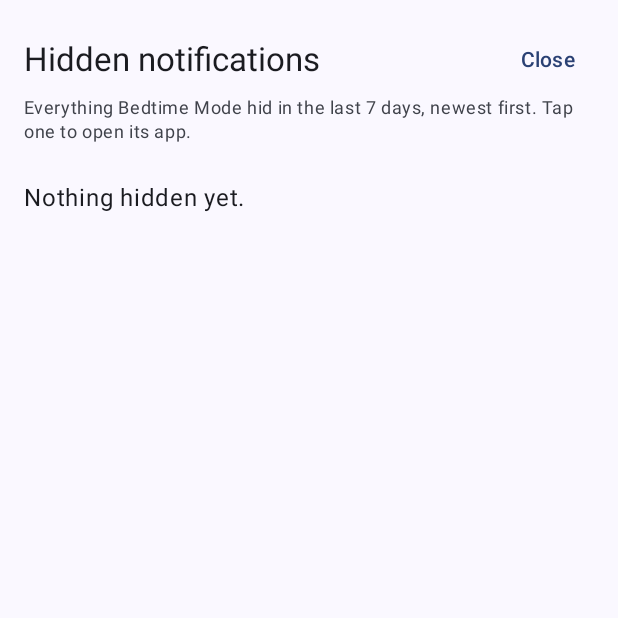
After one commit to IvanTymoshenko/bedtime-mode-reworked, an Android app built with Jetpack Compose: the composable HeldLogDialog shown on its own in the app's theme, on a phone screen of 412 x 824 dp, the top half of it. The commit adds this screen. Run offline under Robolectric (Android 15) with nearby library versions, the phone set to English and light mode, and no system bars.

Commit message:
Add hidden-notification log, system-notification option, robust release
- Keep an on-device log of every hidden notification (7 days) viewable in-app
- Option to hide or show system notifications; releases them if turned off mid-session
- Track unreturned keys across sessions so turning off always releases everything
- Changing the schedule clears any manual on/off override

```diff
--- a/app/src/main/java/app/bedtimemode/Bedtime.kt
+++ b/app/src/main/java/app/bedtimemode/Bedtime.kt
@@ -113,7 +113,6 @@ object Bedtime {
             if (!p.appliedActive) {
                 p.sessionStartedAt = now
                 p.heldKeys = emptySet()
-                p.pendingReturnKeys = emptySet()
                 p.appliedActive = true
             }
             p.sessionEndsAt = st.endsAt ?: 0L
--- a/app/src/main/java/app/bedtimemode/History.kt
+++ b/app/src/main/java/app/bedtimemode/History.kt
@@ -57,7 +57,8 @@ object History {
         val keys = p.heldKeys
         val record = SessionRecord(p.sessionStartedAt, now, keys.size, 0, appCounts(keys))
         write(p, listOf(record) + read(p))
-        p.pendingReturnKeys = keys
+        // Keep anything from earlier sessions that hasn't come back yet, so it's released too.
+        p.pendingReturnKeys = (p.pendingReturnKeys + keys).take(500).toSet()
         p.heldKeys = emptySet()
     }
 
--- a/app/src/main/java/app/bedtimemode/Prefs.kt
+++ b/app/src/main/java/app/bedtimemode/Prefs.kt
@@ -46,6 +46,11 @@ class Prefs(context: Context) {
     var hideExisting: Boolean
         get() = sp.getBoolean("hide_existing", true)
         set(v) = sp.edit { putBoolean("hide_existing", v) }
+
+    /** Also hide notifications from Android itself and background system services. */
+    var hideSystem: Boolean
+        get() = sp.getBoolean("hide_system", true)
+        set(v) = sp.edit { putBoolean("hide_system", v) }
 
     var allowedPackages: Set<String>
         get() = sp.getStringSet("allowed_packages", emptySet())!!.toSet()
--- /dev/null
+++ b/app/src/main/java/app/bedtimemode/ui/HeldLogDialog.kt
@@ -0,0 +1,85 @@
+package app.bedtimemode.ui
+
+import android.content.Intent
+import androidx.compose.foundation.clickable
+import androidx.compose.foundation.layout.Arrangement
+import androidx.compose.foundation.layout.Column
+import androidx.compose.foundation.layout.Row
+import androidx.compose.foundation.layout.fillMaxSize
+import androidx.compose.foundation.layout.fillMaxWidth
+import androidx.compose.foundation.layout.padding
+import androidx.compose.foundation.layout.safeDrawingPadding
+import androidx.compose.foundation.lazy.LazyColumn
+import androidx.compose.foundation.lazy.items
+import androidx.compose.material3.HorizontalDivider
+import androidx.compose.material3.MaterialTheme
+import androidx.compose.material3.Surface
+import androidx.compose.material3.Text
+import androidx.compose.material3.TextButton
+import androidx.compose.runtime.Composable
+import androidx.compose.runtime.remember
+import androidx.compose.ui.Alignment
+import androidx.compose.ui.Modifier
+import androidx.compose.ui.platform.LocalContext
+import androidx.compose.ui.text.style.TextOverflow
+import androidx.compose.ui.unit.dp
+import androidx.compose.ui.window.Dialog
+import androidx.compose.ui.window.DialogProperties
+import app.bedtimemode.Format
+import app.bedtimemode.HeldLog
+
+/** Everything Bedtime Mode hid in the last 7 days. Tap an entry to open its app. */
+@Composable
+fun HeldLogDialog(onDismiss: () -> Unit) {
+    val ctx = LocalContext.current
+    val items = remember { HeldLog.read(ctx) }
+    val labels = remember { mutableMapOf<String, String>() }
+    fun label(pkg: String) = labels.getOrPut(pkg) {
+        if (pkg == "com.android.shell") "Test (adb)" else runCatching {
+            ctx.packageManager.getApplicationLabel(ctx.packageManager.getApplicationInfo(pkg, 0)).toString()
+        }.getOrDefault(pkg)
+    }
+
+    Dialog(onDismissRequest = onDismiss, properties = DialogProperties(usePlatformDefaultWidth = false)) {
+        Surface(Modifier.fillMaxSize()) {
+            Column(Modifier.safeDrawingPadding().padding(16.dp)) {
+                Row(verticalAlignment = Alignment.CenterVertically) {
+                    Text("Hidden notifications", style = MaterialTheme.typography.titleLarge, modifier = Modifier.weight(1f))
+                    TextButton(onClick = onDismiss) { Text("Close") }
+                }
+                Text(
+                    "Everything Bedtime Mode hid in the last 7 days, newest first. Tap one to open its app.",
+                    style = MaterialTheme.typography.bodySmall,
+                    color = MaterialTheme.colorScheme.onSurfaceVariant,
+                )
+                if (items.isEmpty()) {
+                    Text("Nothing hidden yet.", Modifier.padding(top = 24.dp))
+                }
+                LazyColumn(Modifier.padding(top = 8.dp)) {
+                    items(items) { it ->
+                        Column(
+                            Modifier.fillMaxWidth().clickable {
+                                ctx.packageManager.getLaunchIntentForPackage(it.pkg)?.let { i ->
+                                    ctx.startActivity(i.addFlags(Intent.FLAG_ACTIVITY_NEW_TASK))
+                                }
+                            }.padding(vertical = 10.dp),
+                            verticalArrangement = Arrangement.spacedBy(2.dp),
+                        ) {
+                            Row {
+                                Text(label(it.pkg), style = MaterialTheme.typography.labelLarge, modifier = Modifier.weight(1f))
+                                Text(Format.dayTime(it.time), style = MaterialTheme.typography.labelMedium,
+                                    color = MaterialTheme.colorScheme.onSurfaceVariant)
+                            }
+                            if (it.title.isNotBlank()) Text(it.title, style = MaterialTheme.typography.bodyLarge)
+                            if (it.text.isNotBlank()) {
+                                Text(it.text, style = MaterialTheme.typography.bodyMedium, maxLines = 3, overflow = TextOverflow.Ellipsis,
+                                    color = MaterialTheme.colorScheme.onSurfaceVariant)
+                            }
+                        }
+                        HorizontalDivider()
+                    }
+                }
+            }
+        }
+    }
+}
```
Also changed, not shown: app/src/main/java/app/bedtimemode/BedtimeListenerService.kt (+27 -1 lines), app/src/main/java/app/bedtimemode/HeldLog.kt (added, +56 -0 lines), app/src/main/java/app/bedtimemode/ui/MainScreen.kt (+19 -3 lines), 1 other file.
